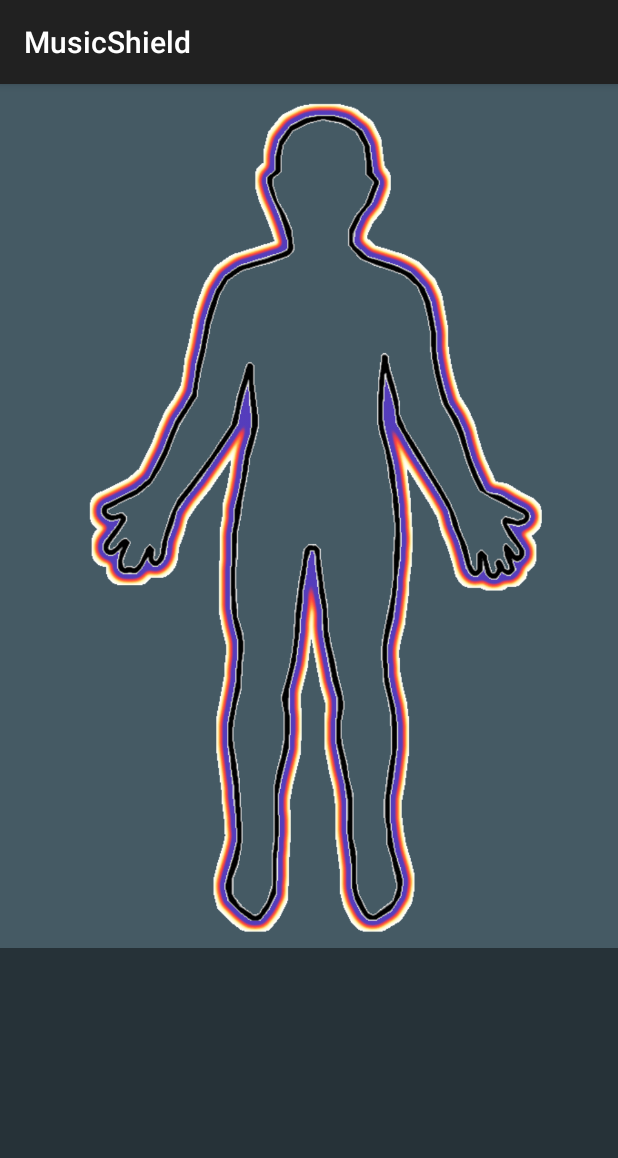
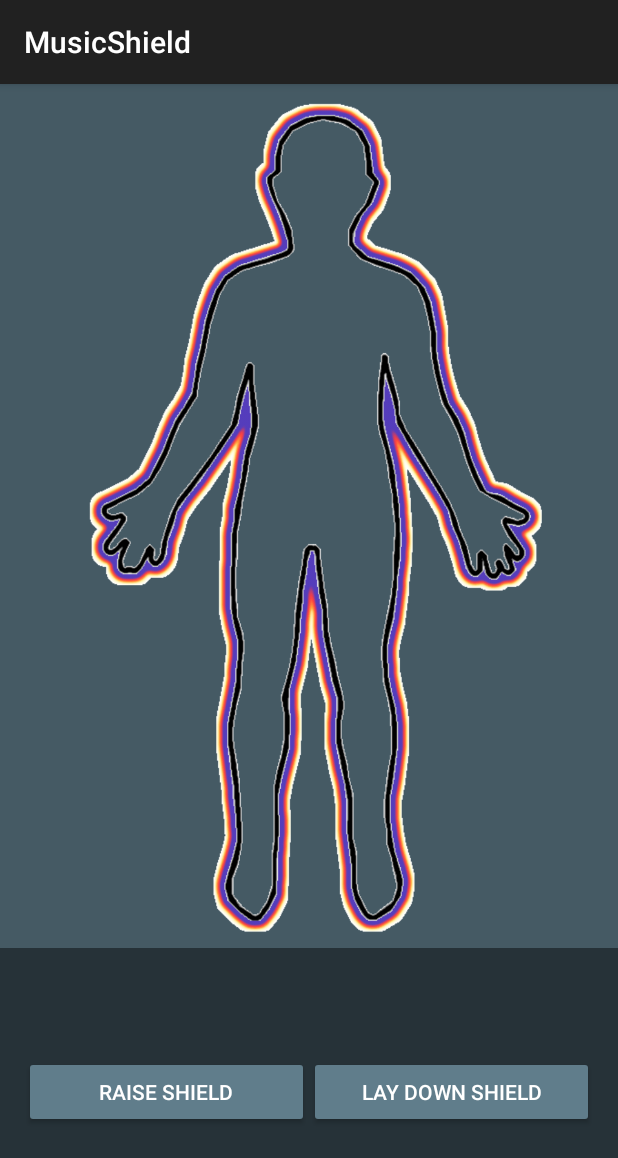
Before and after one commit to lagital/MusicShield, an Android app: the screen it shows after launch (ActivityMain), on a phone screen of 412 x 824 dp. Shown: the top 1158 px of the screen. Run offline under Robolectric (Android 15) with nearby library versions, the phone set to English and light mode, and no system bars; 1 statement that could not run was skipped.

Commit message:
Commit 3

```diff
--- a/MusicShield/app/src/main/res/layout/activity_main.xml
+++ b/MusicShield/app/src/main/res/layout/activity_main.xml
@@ -39,9 +39,7 @@
             android:layout_centerInParent="true"
             android:orientation="horizontal"
             android:paddingLeft="16dp"
-            android:paddingRight="16dp"
-            android:visibility="gone"
-            tools:visibility="visible">
+            android:paddingRight="16dp">
 
             <Button
                 android:id="@+id/block_calls_btn"
--- a/MusicShield/app/src/main/res/values/strings.xml
+++ b/MusicShield/app/src/main/res/values/strings.xml
@@ -1,6 +1,6 @@
 <resources>
     <string name="app_name">MusicShield</string>
-    <string name="block_calls_btn">Raise the Shield</string>
-    <string name="unblock_calls_btn">Lay Down the Shield</string>
+    <string name="block_calls_btn">Raise Shield</string>
+    <string name="unblock_calls_btn">Lay Down Shield</string>
     <string name="contorol_service_idt">13010</string>
 </resources>
```
Also changed, not shown: MusicShield/app/src/main/java/musicshield/agita/team/com/musicshield/ActivityMain.java (+9 -4 lines), MusicShield/app/src/main/java/musicshield/agita/team/com/musicshield/ControlService.java (+23 -26 lines).
